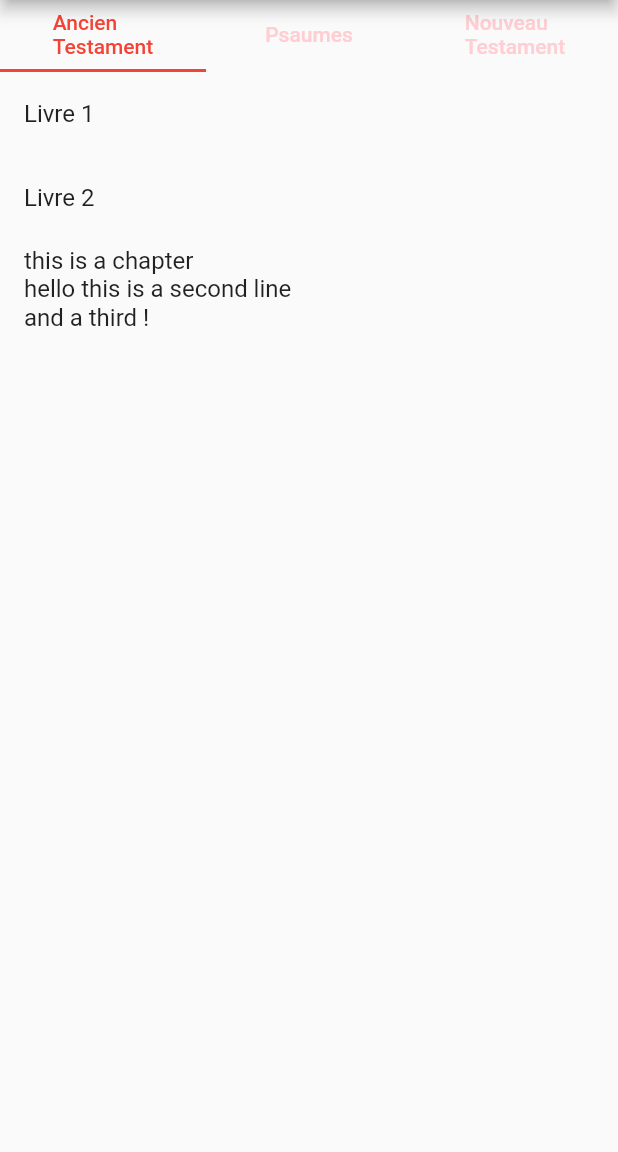
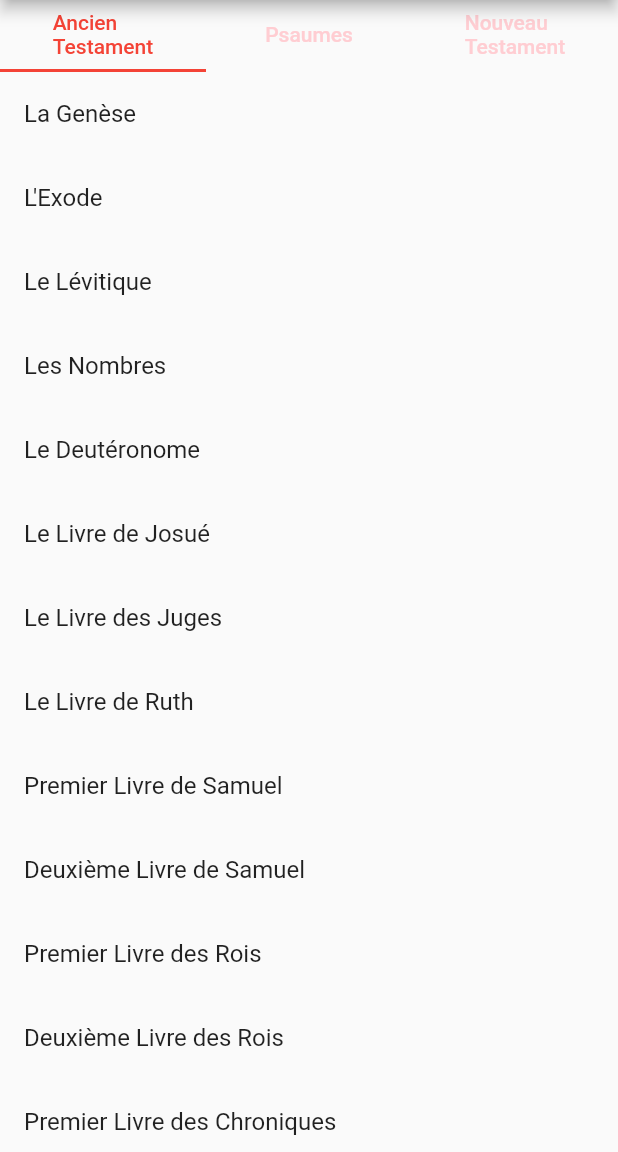
Before and after one commit to nathanael-h/aelf-flutter, a Flutter app: the screen it shows after launch, on a phone screen of 412 x 824 dp, the part 84-1236 px from its top. Run offline on Flutter 3.47's test engine with Material 2 defaults, Android fonts, the phone set to English and light mode, and no system bars.

Commit message:
Add Old testament books.

```diff
--- a/lib/main.dart
+++ b/lib/main.dart
@@ -107,6 +107,54 @@ class MyHomePage extends StatefulWidget {
 class _MyHomePageState extends State<MyHomePage> {
 
   String chapter;
+  List listOldTestamentBooks = [
+      "La Genèse",
+      "L'Exode",
+      "Le Lévitique",
+      "Les Nombres",
+      "Le Deutéronome",
+      "Le Livre de Josué",
+      "Le Livre des Juges",
+      "Le Livre de Ruth",
+      "Premier Livre de Samuel",
+      "Deuxième Livre de Samuel",
+      "Premier Livre des Rois",
+      "Deuxième Livre des Rois",
+      "Premier Livre des Chroniques",
+      "Deuxième Livre des Chroniques",
+      "Le Livre d'Esdras",
+      "Le Livre de Néhémie",
+      "Tobie",
+      "Judith",
+      "Esther",
+      "Premier Livre des Martyrs d'Israël",
+      "Deuxième Livre des Martyrs d'Israël",
+      "Job",
+      "Les Proverbes",
+      "L'Écclésiaste (Qohélet)",
+      "Le Cantique des Cantiques",
+      "Le Livre de la Sagesse",
+      "L'Écclésiastique (Siracide)",
+      "Isaïe",
+      "Jérémie",
+      "Les Lamentations",
+      "Baruch",
+      "Lettre de Jérémie",
+      "Ézéchiel",
+      "Daniel",
+      "Osée",
+      "Joël",
+      "Amos",
+      "Abdias",
+      "Jonas",
+      "Michée",
+      "Nahum",
+      "Habaquq",
+      "Sophonie",
+      "Aggée",
+      "Zacharie",
+      "Malachie",
+  ];
   List listNewTestamentBooks = [
       "Évangile selon Saint Matthieu",
       "Évangile selon Saint Marc",
@@ -176,17 +224,19 @@ class _MyHomePageState extends State<MyHomePage> {
           body: new TabBarView(
             children: [
               Tab(
-                child: ListView(
-                  children: <Widget>[
-                    ListTile(
-                      title: Text('Livre 1'),
+                child: ListView.builder(
+                  itemCount: listOldTestamentBooks.length,
+                  itemBuilder: (context, index) {
+                    return ListTile (
+                      title: Text(listOldTestamentBooks[index]),
                       onTap: () {
+
                         // When the user taps the button, navigate to the specific route
                         // and provide the arguments as part of the RouteSettings.
                         Navigator.push(
                           context,
                           MaterialPageRoute(
-                            builder: (context) => ExtractArgumentsScreen(),
+                            builder: (context) => ExtractArgumentsScreen(storage: ChapterStorage(), bookName: listOldTestamentBooks[index],),
                             // Pass the arguments as part of the RouteSettings. The
                             // ExtractArgumentScreen reads the arguments from these
                             // settings.
@@ -199,14 +249,8 @@ class _MyHomePageState extends State<MyHomePage> {
                           ),
                         );
                       },
-                    ),
-                    ListTile(
-                      title: Text('Livre 2'),
-                    ),
-                    ListTile(
-                      title: Text('$chapter'),
-                    ),
-                  ],
+                    );
+                  },
                 ),
               ),
               Tab(
@@ -228,6 +272,7 @@ class _MyHomePageState extends State<MyHomePage> {
                    return ListTile (
                      title: Text(listNewTestamentBooks[index]),
                      onTap: () {
+
                        // When the user taps the button, navigate to the specific route
                        // and provide the arguments as part of the RouteSettings.
                        Navigator.push(
```
